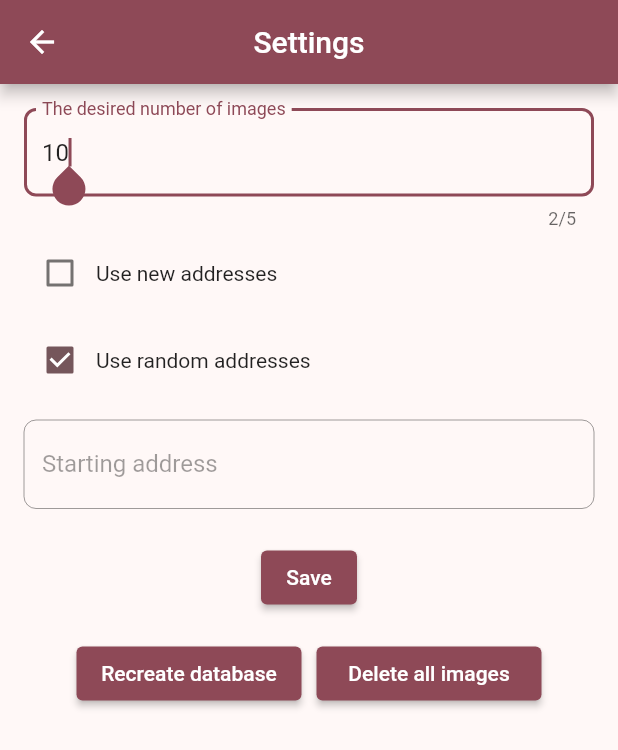
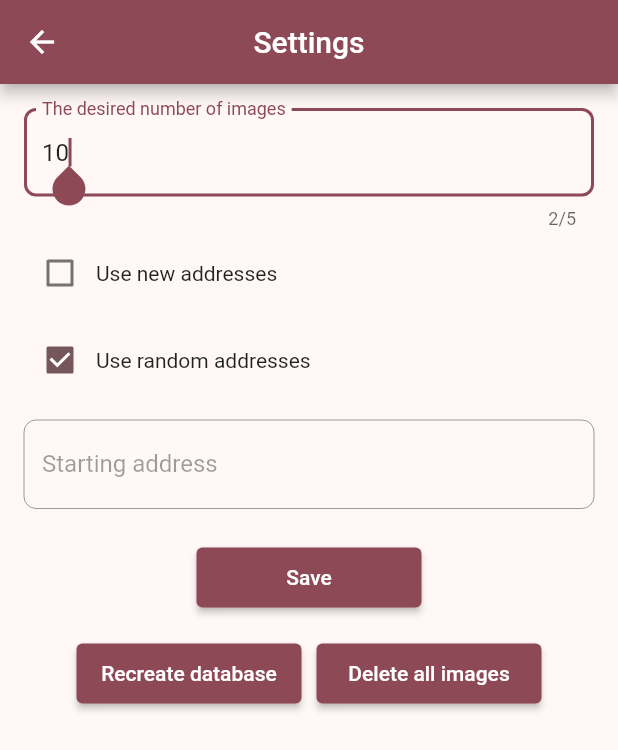
Before and after one commit to MaksimLevchenko/lightshot_parser_mobile, a Flutter app: the screen it shows after launch, after a tap on the "settings" icon, on a phone screen of 412 x 824 dp. Shown: the top 750 px of the screen. Run offline on Flutter 3.47's test engine with Material 3 defaults, Android fonts, the phone set to English and light mode, and no system bars; our stand-ins replace dio, permission_handler, photo_view, share_plus; generated files the repository leaves out were written again.

Commit message:
Fixed when long text doesnt fit in button

```diff
--- a/lib/pages/settings_page.dart
+++ b/lib/pages/settings_page.dart
@@ -191,6 +191,12 @@ class SettingsPage extends StatelessWidget {
 
   @override
   Widget build(BuildContext context) {
+    ButtonStyle settingsButtonStyle = ButtonStyle(
+      alignment: Alignment.center,
+      minimumSize: MaterialStateProperty.all(const Size(150, 30)),
+      maximumSize: MaterialStateProperty.all(const Size(150, 45)),
+      padding: MaterialStateProperty.all(const EdgeInsets.all(12)),
+    );
     return Scaffold(
       appBar: AppBar(
         title: Text(S.of(context).settings),
@@ -229,39 +235,45 @@ class SettingsPage extends StatelessWidget {
                       );
                     }),
                     ElevatedButton(
+                      style: settingsButtonStyle,
                       onPressed: () {
                         _saveSettings(context);
                       },
-                      child: Text(S.of(context).save),
+                      child: Text(
+                        S.of(context).save,
+                        textAlign: TextAlign.center,
+                      ),
                     ),
                     const SizedBox(height: 16),
                     Row(
                       mainAxisAlignment: MainAxisAlignment.center,
                       children: [
                         ElevatedButton(
-                          style: ButtonStyle(
-                              fixedSize: MaterialStateProperty.all(
-                                  const Size(150, 30))),
-                          child: Text(S.of(context).recreateDatabase),
+                          style: settingsButtonStyle,
                           onPressed: () {
                             DataBase db = DataBase(
                                 databaseFileDirectory: _databaseDirectory,
                                 photosDirectory: _photoDirectory);
                             db.parseFolder();
                           },
+                          child: Text(
+                            S.of(context).recreateDatabase,
+                            textAlign: TextAlign.center,
+                          ),
                         ),
                         const SizedBox(width: 10),
                         ElevatedButton(
-                          style: ButtonStyle(
-                              fixedSize: MaterialStateProperty.all(
-                                  const Size(150, 30))),
+                          style: settingsButtonStyle,
                           onPressed: () {
                             needToUpdateGallery = true;
                             _photoDirectory.listSync().forEach((element) {
                               element.deleteSync(recursive: true);
                             });
                           },
-                          child: Text(S.of(context).clearImages),
+                          child: Text(
+                            S.of(context).clearImages,
+                            textAlign: TextAlign.center,
+                          ),
                         ),
                       ],
                     ),
```
